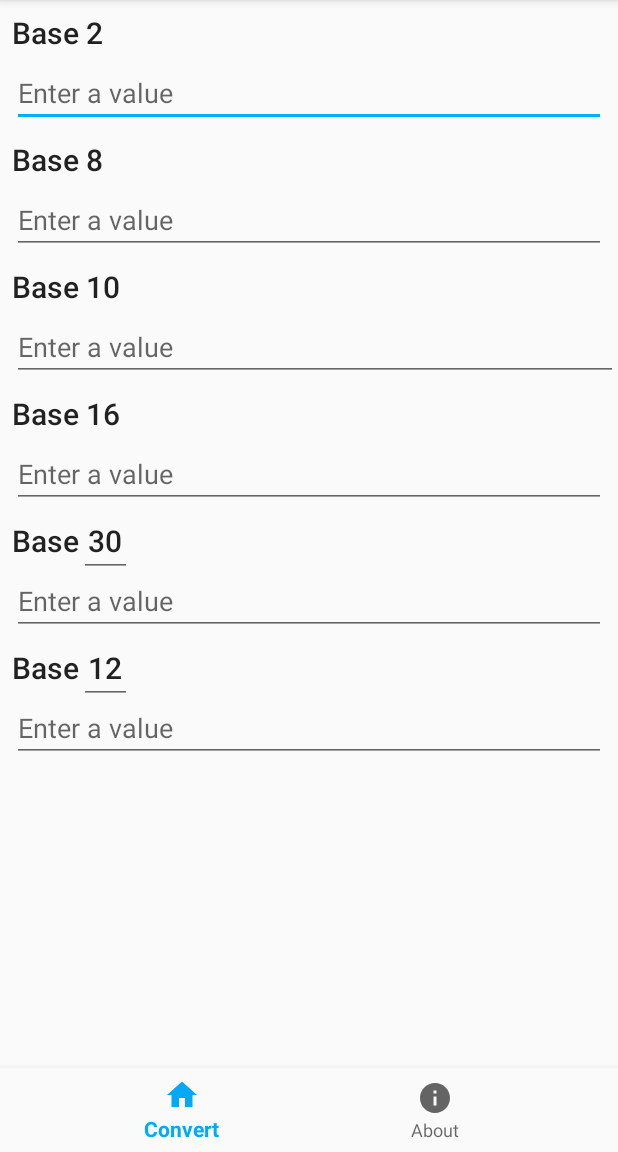
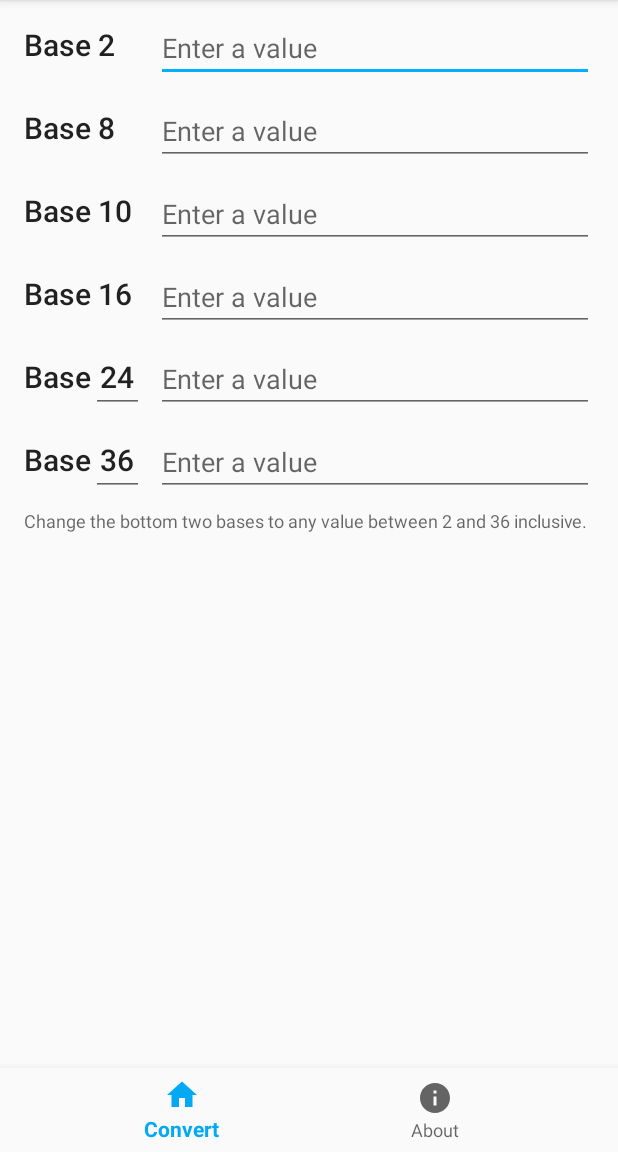
Before and after one commit to daniel-stoneuk/BinaryTools, an Android app: the screen it shows after launch (MainActivity), on a phone screen of 412 x 824 dp, the part 84-1236 px from its top. Run offline under Robolectric (Android 15) with nearby library versions, the phone set to English and light mode, and no system bars; our stand-ins replace ButterKnife, Timber.

Commit message:
Tidied up UI

```diff
--- a/app/src/main/java/com/danielstone/binarytools/MainActivity.java
+++ b/app/src/main/java/com/danielstone/binarytools/MainActivity.java
@@ -8,6 +8,7 @@ import android.support.v4.app.FragmentManager;
 import android.support.v4.app.FragmentTransaction;
 import android.support.v7.app.AppCompatActivity;
 import android.view.MenuItem;
+import android.view.WindowManager;
 
 public class MainActivity extends AppCompatActivity implements HomeFragment.OnFragmentIL {
 
@@ -39,7 +40,7 @@ public class MainActivity extends AppCompatActivity implements HomeFragment.OnFr
     protected void onCreate(Bundle savedInstanceState) {
         super.onCreate(savedInstanceState);
         setContentView(R.layout.activity_main);
-
+        this.getWindow().setSoftInputMode(WindowManager.LayoutParams.SOFT_INPUT_STATE_ALWAYS_HIDDEN);
         BottomNavigationView navigation = (BottomNavigationView) findViewById(R.id.navigation);
         navigation.setOnNavigationItemSelectedListener(navigationItemSelectedListener);
         getSupportFragmentManager().beginTransaction().replace(R.id.mainactivity_container, HomeFragment.newInstance()).commit();
--- a/app/src/main/java/com/danielstone/binarytools/viewmodel/HomeViewModel.java
+++ b/app/src/main/java/com/danielstone/binarytools/viewmodel/HomeViewModel.java
@@ -17,8 +17,8 @@ public class HomeViewModel extends ViewModel {
     private final MutableLiveData<String> baseN1 = new MutableLiveData<>();
     private final MutableLiveData<String> baseN2 = new MutableLiveData<>();
 
-    private int n1Base = 30;
-    private int n2Base = 12;
+    private int n1Base = 24;
+    private int n2Base = 36;
 
     public void setN1Base(int base) {
         n1Base = base;
--- a/app/src/main/res/layout/fragment_home.xml
+++ b/app/src/main/res/layout/fragment_home.xml
@@ -13,8 +13,8 @@
             android:id="@+id/textView"
             android:layout_width="wrap_content"
             android:layout_height="23dp"
-            android:layout_marginStart="8dp"
-            android:layout_marginTop="8dp"
+            android:layout_marginStart="16dp"
+            android:layout_marginTop="16dp"
             android:text="Base 2"
             android:textAppearance="@style/TextAppearance.AppCompat.Title"
             app:layout_constraintStart_toStartOf="parent"
@@ -22,131 +22,142 @@
 
         <android.support.design.widget.TextInputLayout
             android:id="@+id/input_base_two"
-            android:layout_width="match_parent"
+            android:layout_width="0dp"
             android:layout_height="wrap_content"
-            android:layout_marginEnd="8dp"
+            android:layout_marginEnd="16dp"
             android:layout_marginStart="8dp"
             android:layout_marginTop="8dp"
             app:hintEnabled="false"
+            app:layout_constraintBottom_toBottomOf="@+id/textView"
             app:layout_constraintEnd_toEndOf="parent"
-            app:layout_constraintStart_toStartOf="parent"
-            app:layout_constraintTop_toBottomOf="@+id/textView">
+            app:layout_constraintStart_toStartOf="@+id/guideline"
+            app:layout_constraintTop_toTopOf="@+id/textView">
 
             <android.support.design.widget.TextInputEditText
+                android:imeOptions="flagNoExtractUi"
                 android:layout_width="match_parent"
                 android:layout_height="wrap_content"
+                android:hint="@string/fragment_home_hint"
                 android:inputType="numberDecimal"
                 android:selectAllOnFocus="true"
-                android:singleLine="true"
-                android:hint="@string/fragment_home_hint" />
+                android:singleLine="true" />
         </android.support.design.widget.TextInputLayout>
 
         <TextView
             android:id="@+id/textView2"
             android:layout_width="wrap_content"
             android:layout_height="23dp"
-            android:layout_marginStart="8dp"
-            android:layout_marginTop="8dp"
+            android:layout_marginStart="16dp"
+            android:layout_marginTop="32dp"
             android:text="Base 8"
             android:textAppearance="@style/TextAppearance.AppCompat.Title"
             app:layout_constraintStart_toStartOf="parent"
-            app:layout_constraintTop_toBottomOf="@+id/input_base_two" />
+            app:layout_constraintTop_toBottomOf="@+id/textView" />
 
         <android.support.design.widget.TextInputLayout
             android:id="@+id/input_base_eight"
-            android:layout_width="match_parent"
+            android:layout_width="0dp"
             android:layout_height="wrap_content"
-            android:layout_marginEnd="8dp"
+            android:layout_marginEnd="16dp"
             android:layout_marginStart="8dp"
             android:layout_marginTop="8dp"
             app:hintEnabled="false"
+            app:layout_constraintBottom_toBottomOf="@+id/textView2"
             app:layout_constraintEnd_toEndOf="parent"
-            app:layout_constraintStart_toStartOf="parent"
-            app:layout_constraintTop_toBottomOf="@+id/textView2">
+            app:layout_constraintStart_toStartOf="@+id/guideline"
+            app:layout_constraintTop_toTopOf="@+id/textView2">
 
             <android.support.design.widget.TextInputEditText
+                android:imeOptions="flagNoExtractUi"
                 android:layout_width="match_parent"
                 android:layout_height="wrap_content"
+                android:hint="@string/fragment_home_hint"
                 android:inputType="numberDecimal"
                 android:selectAllOnFocus="true"
-                android:singleLine="true"
-                android:hint="@string/fragment_home_hint" />
+                android:singleLine="true" />
         </android.support.design.widget.TextInputLayout>
 
         <TextView
             android:id="@+id/textView4"
             android:layout_width="wrap_content"
             android:layout_height="23dp"
-            android:layout_marginStart="8dp"
-            android:layout_marginTop="8dp"
+            android:layout_marginStart="16dp"
+            android:layout_marginTop="32dp"
             android:text="Base 10"
             android:textAppearance="@style/TextAppearance.AppCompat.Title"
             app:layout_constraintStart_toStartOf="parent"
-            app:layout_constraintTop_toBottomOf="@+id/input_base_eight" />
+            app:layout_constraintTop_toBottomOf="@+id/textView2" />
 
         <android.support.design.widget.TextInputLayout
             android:id="@+id/input_base_ten"
-            android:layout_width="match_parent"
+            android:layout_width="0dp"
             android:layout_height="wrap_content"
+            android:layout_marginEnd="16dp"
             android:layout_marginStart="8dp"
             android:layout_marginTop="8dp"
             app:hintEnabled="false"
-            app:layout_constraintStart_toStartOf="parent"
-            app:layout_constraintTop_toBottomOf="@+id/textView4">
+            app:layout_constraintBottom_toBottomOf="@+id/textView4"
+            app:layout_constraintEnd_toEndOf="parent"
+            app:layout_constraintStart_toStartOf="@+id/guideline"
+            app:layout_constraintTop_toTopOf="@+id/textView4">
 
             <android.support.design.widget.TextInputEditText
+                android:imeOptions="flagNoExtractUi"
                 android:layout_width="match_parent"
                 android:layout_height="wrap_content"
+                android:hint="@string/fragment_home_hint"
                 android:inputType="numberDecimal"
                 android:selectAllOnFocus="true"
-                android:singleLine="true"
-                android:hint="@string/fragment_home_hint" />
+                android:singleLine="true" />
         </android.support.design.widget.TextInputLayout>
 
         <TextView
             android:id="@+id/textView5"
             android:layout_width="wrap_content"
             android:layout_height="23dp"
-            android:layout_marginStart="8dp"
-            android:layout_marginTop="8dp"
+            android:layout_marginStart="16dp"
+            android:layout_marginTop="32dp"
             android:text="Base 16"
             android:textAppearance="@style/TextAppearance.AppCompat.Title"
             app:layout_constraintStart_toStartOf="parent"
-            app:layout_constraintTop_toBottomOf="@+id/input_base_ten" />
+            app:layout_constraintTop_toBottomOf="@+id/textView4" />
 
         <android.support.design.widget.TextInputLayout
             android:id="@+id/input_base_sixteen"
-            android:layout_width="match_parent"
+            android:layout_width="0dp"
             android:layout_height="wrap_content"
-            android:layout_marginEnd="8dp"
+            android:layout_marginEnd="16dp"
             android:layout_marginStart="8dp"
             android:layout_marginTop="8dp"
             app:hintEnabled="false"
+            app:layout_constraintBottom_toBottomOf="@+id/textView5"
             app:layout_constraintEnd_toEndOf="parent"
-            app:layout_constraintStart_toStartOf="parent"
-            app:layout_constraintTop_toBottomOf="@+id/textView5">
+            app:layout_constraintStart_toStartOf="@+id/guideline"
+            app:layout_constraintTop_toTopOf="@+id/textView5">
 
             <android.support.design.widget.TextInputEditText
+                android:imeOptions="flagNoExtractUi"
                 android:layout_width="match_parent"
                 android:layout_height="wrap_content"
+                android:hint="@string/fragment_home_hint"
                 android:inputType="text|textCapCharacters"
                 android:selectAllOnFocus="true"
-                android:singleLine="true"
-                android:hint="@string/fragment_home_hint" />
+                android:singleLine="true" />
         </android.support.design.widget.TextInputLayout>
 
         <TextView
             android:id="@+id/textView6"
             android:layout_width="wrap_content"
             android:layout_height="23dp"
-            android:layout_marginStart="8dp"
-            android:layout_marginTop="8dp"
+            android:layout_marginStart="16dp"
+            android:layout_marginTop="32dp"
             android:text="Base"
             android:textAppearance="@style/TextAppearance.AppCompat.Title"
             app:layout_constraintStart_toStartOf="parent"
-            app:layout_constraintTop_toBottomOf="@+id/input_base_sixteen" />
+            app:layout_constraintTop_toBottomOf="@+id/textView5" />
 
         <EditText
+            android:imeOptions="flagNoExtractUi"
             android:id="@+id/input_n1"
             android:layout_width="35dp"
             android:layout_height="wrap_content"
@@ -155,45 +166,48 @@
             android:inputType="textPersonName|textPostalAddress|number"
             android:selectAllOnFocus="true"
             android:singleLine="true"
-            android:text="30"
+            android:text="24"
             android:textAppearance="@style/TextAppearance.AppCompat.Title"
             app:layout_constraintBaseline_toBaselineOf="@+id/textView6"
             app:layout_constraintStart_toEndOf="@+id/textView6" />
 
         <android.support.design.widget.TextInputLayout
             android:id="@+id/input_base_n1"
-            android:layout_width="match_parent"
+            android:layout_width="0dp"
             android:layout_height="wrap_content"
-            android:layout_marginEnd="8dp"
+            android:layout_marginEnd="16dp"
             android:layout_marginStart="8dp"
             android:layout_marginTop="8dp"
             app:hintEnabled="false"
+            app:layout_constraintBottom_toBottomOf="@+id/input_n1"
             app:layout_constraintEnd_toEndOf="parent"
-            app:layout_constraintHorizontal_bias="0.0"
-            app:layout_constraintStart_toStartOf="parent"
-            app:layout_constraintTop_toBottomOf="@+id/textView6">
+            app:layout_constraintStart_toStartOf="@+id/guideline"
+            app:layout_constraintTop_toTopOf="@+id/input_n1"
+            app:layout_constraintVertical_bias="1.0">
 
             <android.support.design.widget.TextInputEditText
+                android:imeOptions="flagNoExtractUi"
                 android:layout_width="match_parent"
                 android:layout_height="wrap_content"
+                android:hint="@string/fragment_home_hint"
                 android:inputType="text|textCapCharacters"
                 android:selectAllOnFocus="true"
-                android:singleLine="true"
-                android:hint="@string/fragment_home_hint" />
+                android:singleLine="true" />
         </android.support.design.widget.TextInputLayout>
 
         <TextView
             android:id="@+id/textView8"
             android:layout_width="wrap_content"
             android:layout_height="23dp"
-            android:layout_marginStart="8dp"
-            android:layout_marginTop="8dp"
+            android:layout_marginStart="16dp"
+            android:layout_marginTop="32dp"
             android:text="Base"
             android:textAppearance="@style/TextAppearance.AppCompat.Title"
             app:layout_constraintStart_toStartOf="parent"
-            app:layout_constraintTop_toBottomOf="@+id/input_base_n1" />
+            app:layout_constraintTop_toBottomOf="@+id/textView6" />
 
         <EditText
+            android:imeOptions="flagNoExtractUi"
             android:id="@+id/input_n2"
             android:layout_width="35dp"
             android:layout_height="wrap_content"
@@ -202,24 +216,27 @@
             android:inputType="number"
             android:selectAllOnFocus="true"
             android:singleLine="true"
-            android:text="12"
+            android:text="36"
             android:textAppearance="@style/TextAppearance.AppCompat.Title"
             app:layout_constraintBaseline_toBaselineOf="@+id/textView8"
             app:layout_constraintStart_toEndOf="@+id/textView8" />
 
         <android.support.design.widget.TextInputLayout
             android:id="@+id/input_base_n2"
-            android:layout_width="match_parent"
+            android:layout_width="0dp"
             android:layout_height="wrap_content"
-            android:layout_marginEnd="8dp"
+            android:layout_marginEnd="16dp"
             android:layout_marginStart="8dp"
             android:layout_marginTop="8dp"
             app:hintEnabled="false"
+            app:layout_constraintBottom_toBottomOf="@+id/input_n2"
             app:layout_constraintEnd_toEndOf="parent"
-            app:layout_constraintStart_toStartOf="parent"
-            app:layout_constraintTop_toBottomOf="@+id/textView8">
+            app:layout_constraintStart_toStartOf="@+id/guideline"
+            app:layout_constraintTop_toTopOf="@+id/input_n2"
+            app:layout_constraintVertical_bias="1.0">
 
             <android.support.design.widget.TextInputEditText
+                android:imeOptions="flagNoExtractUi"
                 android:layout_width="match_parent"
                 android:layout_height="wrap_content"
                 android:hint="@string/fragment_home_hint"
@@ -228,5 +245,27 @@
                 android:singleLine="true" />
         </android.support.design.widget.TextInputLayout>
 
+        <android.support.constraint.Guideline
+            android:id="@+id/guideline"
+            android:layout_width="wrap_content"
+            android:layout_height="wrap_content"
+            android:orientation="vertical"
+            app:layout_constraintGuide_begin="96dp" />
+
+        <TextView
+            android:id="@+id/textView3"
+            android:layout_width="0dp"
+            android:layout_height="wrap_content"
+            android:layout_marginBottom="8dp"
+            android:layout_marginEnd="16dp"
+            android:layout_marginStart="16dp"
+            android:layout_marginTop="8dp"
+            android:text="Change the bottom two bases to any value between 2 and 36 inclusive. "
+            android:textAppearance="@style/TextAppearance.AppCompat.Caption"
+            app:layout_constraintBottom_toBottomOf="parent"
+            app:layout_constraintEnd_toEndOf="parent"
+            app:layout_constraintStart_toStartOf="parent"
+            app:layout_constraintTop_toBottomOf="@+id/input_n2" />
+
     </android.support.constraint.ConstraintLayout>
 </ScrollView>
```
